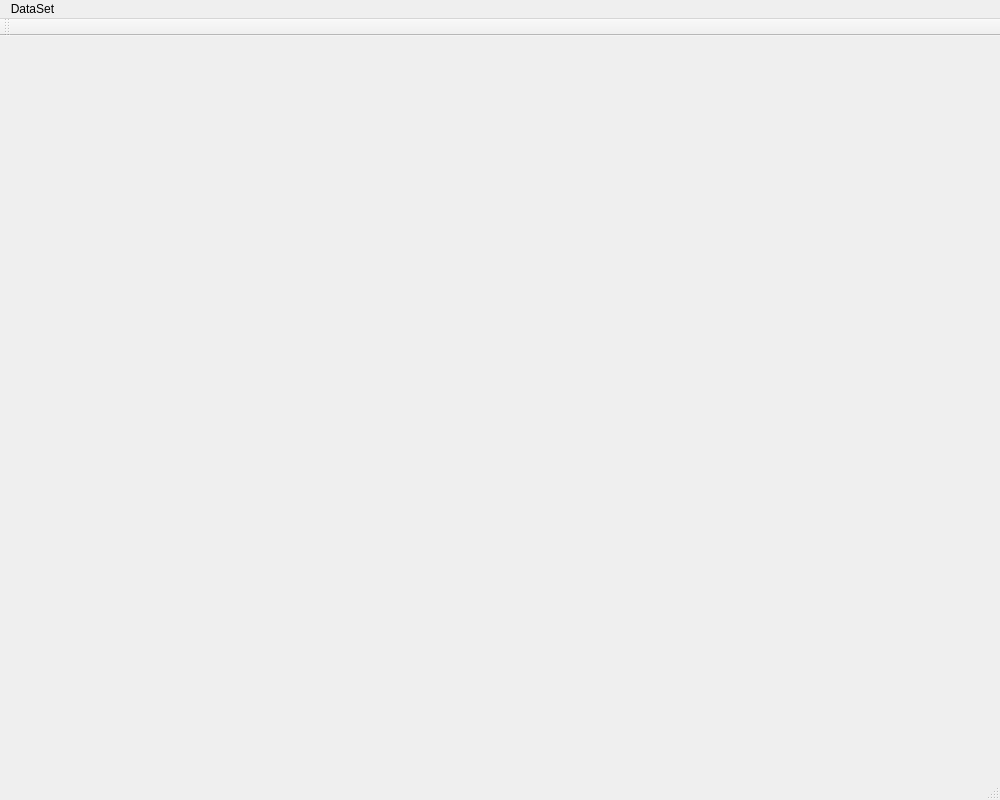
This is gui/mainwindow.ui in rampantsloth/Vito as Qt 5 draws it before an edit. The edited form follows.
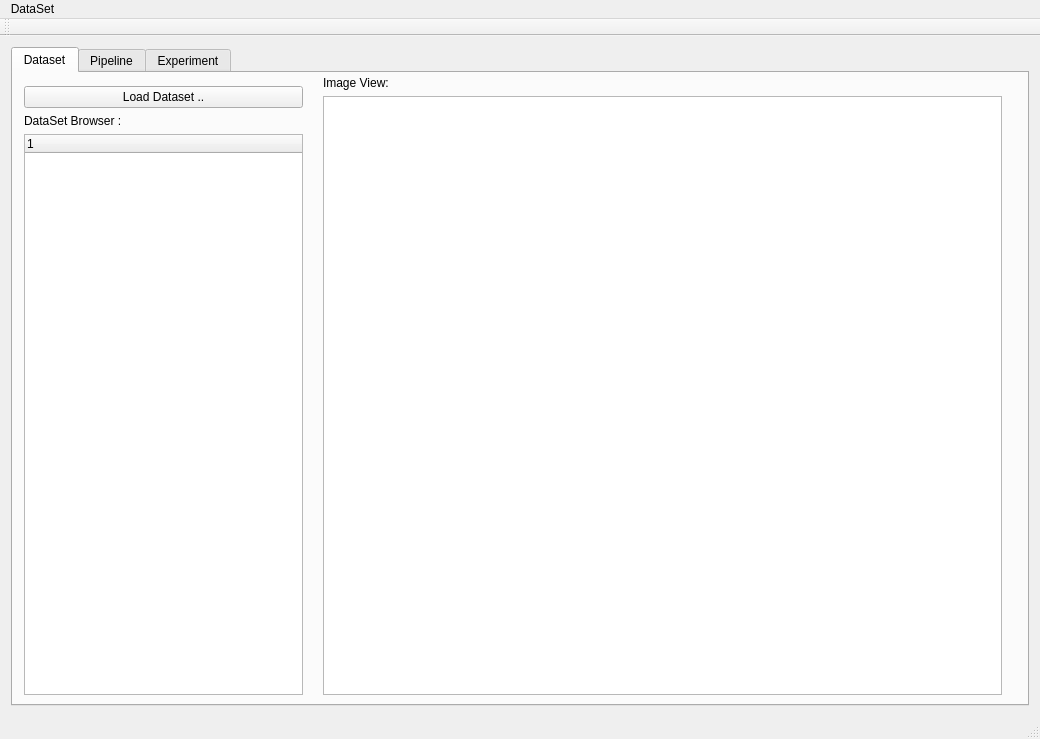
This is the edited form. Custom widgets are drawn as their Qt base class.

Commit message: vito window and pipeline start

```diff
--- a/gui/mainwindow.ui
+++ b/gui/mainwindow.ui
@@ -6,20 +6,128 @@
    <rect>
     <x>0</x>
     <y>0</y>
-    <width>1000</width>
-    <height>800</height>
+    <width>1040</width>
+    <height>739</height>
    </rect>
   </property>
   <property name="windowTitle">
    <string>MainWindow</string>
   </property>
-  <widget class="QWidget" name="centralWidget"/>
+  <property name="documentMode">
+   <bool>true</bool>
+  </property>
+  <widget class="QWidget" name="centralWidget">
+   <layout class="QVBoxLayout" name="verticalLayout">
+    <item>
+     <widget class="QTabWidget" name="tabWidget">
+      <property name="currentIndex">
+       <number>0</number>
+      </property>
+      <widget class="QWidget" name="tab">
+       <attribute name="title">
+        <string>Dataset</string>
+       </attribute>
+       <widget class="QWidget" name="widget" native="true">
+        <property name="geometry">
+         <rect>
+          <x>0</x>
+          <y>2</y>
+          <width>301</width>
+          <height>631</height>
+         </rect>
+        </property>
+        <layout class="QVBoxLayout" name="verticalLayout_2">
+         <item>
+          <widget class="QPushButton" name="loadDataSetButton">
+           <property name="text">
+            <string>Load Dataset ..</string>
+           </property>
+          </widget>
+         </item>
+         <item>
+          <widget class="QLabel" name="label">
+           <property name="text">
+            <string>DataSet Browser :</string>
+           </property>
+          </widget>
+         </item>
+         <item>
+          <widget class="DatasetTreeView" name="datasetSelector">
+           <column>
+            <property name="text">
+             <string notr="true">1</string>
+            </property>
+           </column>
+          </widget>
+         </item>
+        </layout>
+       </widget>
+       <widget class="QWidget" name="widget_2" native="true">
+        <property name="geometry">
+         <rect>
+          <x>299</x>
+          <y>-8</y>
+          <width>701</width>
+          <height>641</height>
+         </rect>
+        </property>
+        <layout class="QVBoxLayout" name="verticalLayout_3">
+         <item>
+          <widget class="QLabel" name="label_2">
+           <property name="text">
+            <string>Image View:</string>
+           </property>
+          </widget>
+         </item>
+         <item>
+          <widget class="ImageDisplay" name="imagesdisplay"/>
+         </item>
+        </layout>
+       </widget>
+      </widget>
+      <widget class="QWidget" name="tab_2">
+       <attribute name="title">
+        <string>Pipeline</string>
+       </attribute>
+       <widget class="QPushButton" name="pushButton_2">
+        <property name="geometry">
+         <rect>
+          <x>10</x>
+          <y>0</y>
+          <width>221</width>
+          <height>31</height>
+         </rect>
+        </property>
+        <property name="text">
+         <string>Create Pipeline from XML: ...</string>
+        </property>
+       </widget>
+       <widget class="QTreeView" name="treeView">
+        <property name="geometry">
+         <rect>
+          <x>10</x>
+          <y>30</y>
+          <width>221</width>
+          <height>461</height>
+         </rect>
+        </property>
+       </widget>
+      </widget>
+      <widget class="QWidget" name="tab_3">
+       <attribute name="title">
+        <string>Experiment</string>
+       </attribute>
+      </widget>
+     </widget>
+    </item>
+   </layout>
+  </widget>
   <widget class="QMenuBar" name="menuBar">
    <property name="geometry">
     <rect>
      <x>0</x>
      <y>0</y>
-     <width>1000</width>
+     <width>1040</width>
      <height>22</height>
     </rect>
    </property>
@@ -47,6 +155,18 @@
   </action>
  </widget>
  <layoutdefault spacing="6" margin="11"/>
+ <customwidgets>
+  <customwidget>
+   <class>DatasetTreeView</class>
+   <extends>QTreeWidget</extends>
+   <header>datasettreeview.h</header>
+  </customwidget>
+  <customwidget>
+   <class>ImageDisplay</class>
+   <extends>QGraphicsView</extends>
+   <header>imagedisplay.h</header>
+  </customwidget>
+ </customwidgets>
  <resources/>
  <connections/>
 </ui>
```
Left out of the diff: 45 changed lines with no effect on the pictures. The commit also changes 31 other files.
